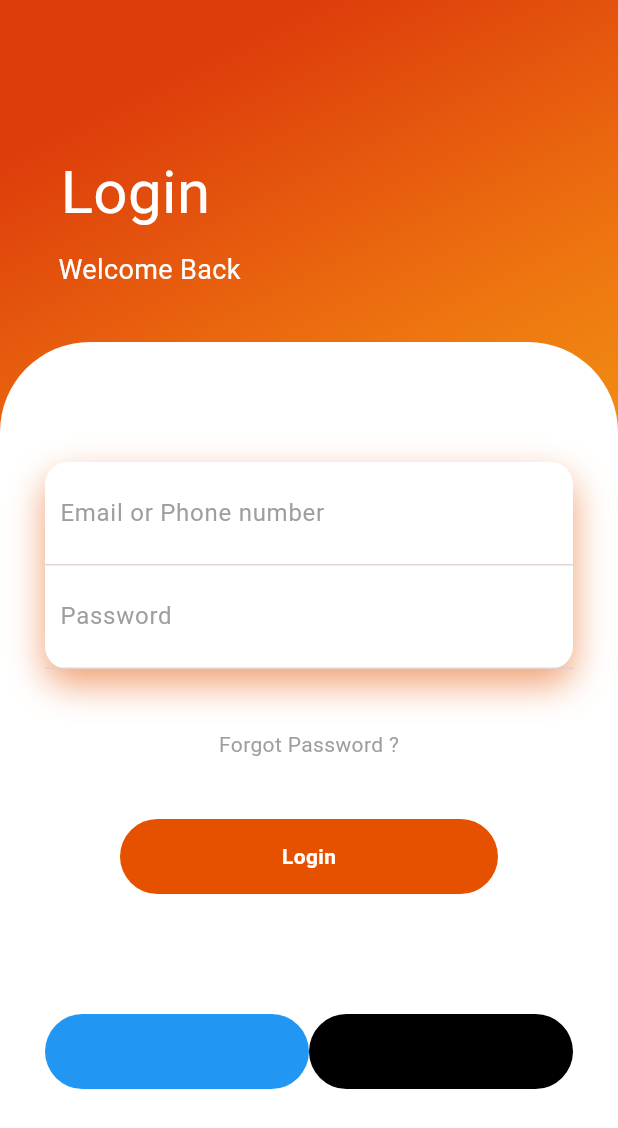
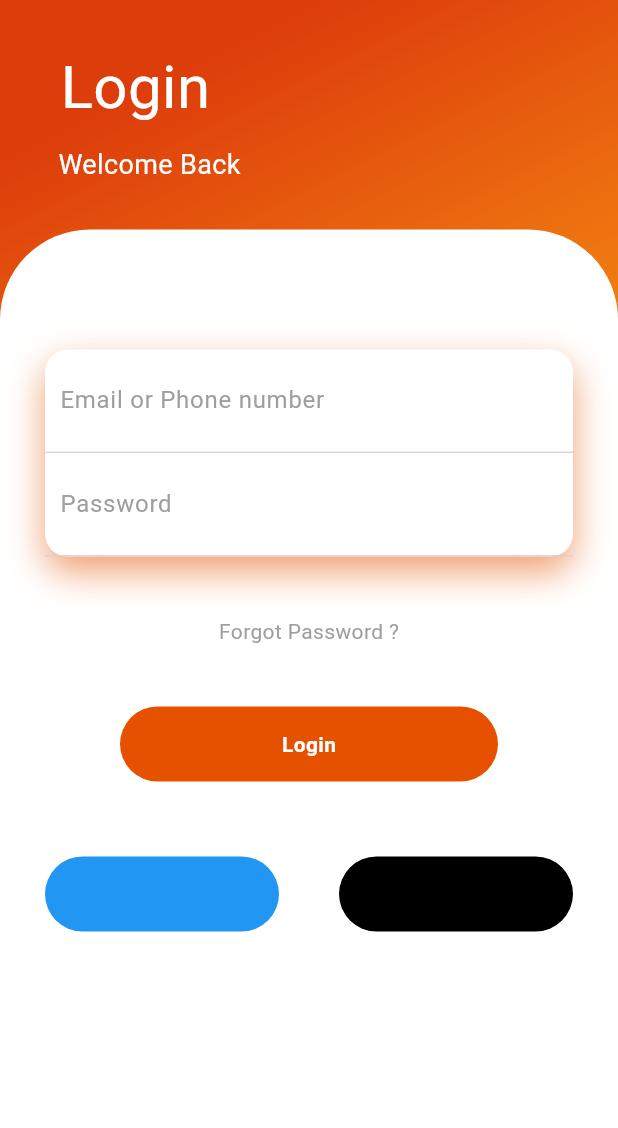
Before and after one commit to Vishnuka084/LoginPage_UI, a Flutter app: the screen it shows after launch, on a phone screen of 412 x 824 dp. Shown: the top 1128 px of the screen. Run offline on Flutter 3.47's test engine with Material 3 defaults, Android fonts, the phone set to English and light mode, and no system bars.

Commit message:
updated Contnet

```diff
--- a/lib/main.dart
+++ b/lib/main.dart
@@ -27,7 +27,7 @@ class HomePage extends StatelessWidget {
         child: Column(
           crossAxisAlignment: CrossAxisAlignment.start,
           children: <Widget>[
-            SizedBox(height: 80,),
+            SizedBox(height: 10,),
             Padding(padding: EdgeInsets.all(20),
             child: Column(
               children: <Widget>[
@@ -37,7 +37,7 @@ class HomePage extends StatelessWidget {
               ],
             ),
             ),
-            SizedBox(height: 15,),
+            SizedBox(height: 10,),
             Expanded(
               child: Container(
                 decoration: BoxDecoration(
@@ -100,7 +100,7 @@ class HomePage extends StatelessWidget {
                           child: Text("Login", style: TextStyle(color: Colors.white, fontWeight: FontWeight.bold),),
                         ),
                       ),
-                      SizedBox(height: 80,),
+                      SizedBox(height: 50,),
                       Row(
                         children: <Widget>[
                           Expanded(
@@ -112,6 +112,7 @@ class HomePage extends StatelessWidget {
                               ),
                             ),
                           ),
+                          SizedBox(width: 40,),
                           Expanded(
                             child: Container(
                               height: 50,
```
